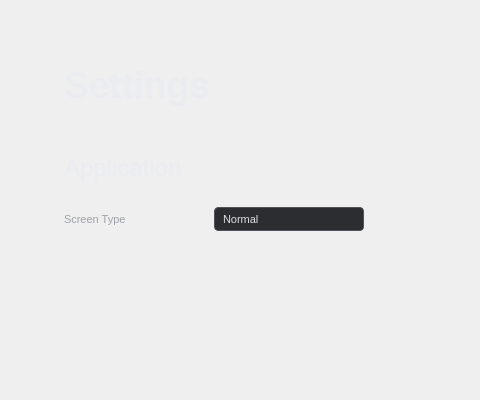
Old version of the form qlogicae_simnapse/qlogicae_simnapse/qt/settings.ui in the repository CedricDeVon/qlogicae_simnapse; both pictures show x 0 to 480 and y 0 to 400 of the 751 by 400 pixel window.
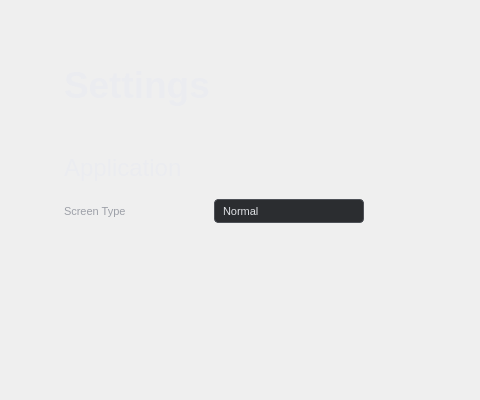
New version of the form. Icons and pictures are not drawn.

```diff
--- a/qlogicae_simnapse/qlogicae_simnapse/qt/settings.ui
+++ b/qlogicae_simnapse/qlogicae_simnapse/qt/settings.ui
@@ -163,7 +163,7 @@
              <number>0</number>
             </property>
             <property name="topMargin">
-             <number>8</number>
+             <number>0</number>
             </property>
             <property name="rightMargin">
              <number>0</number>
```
